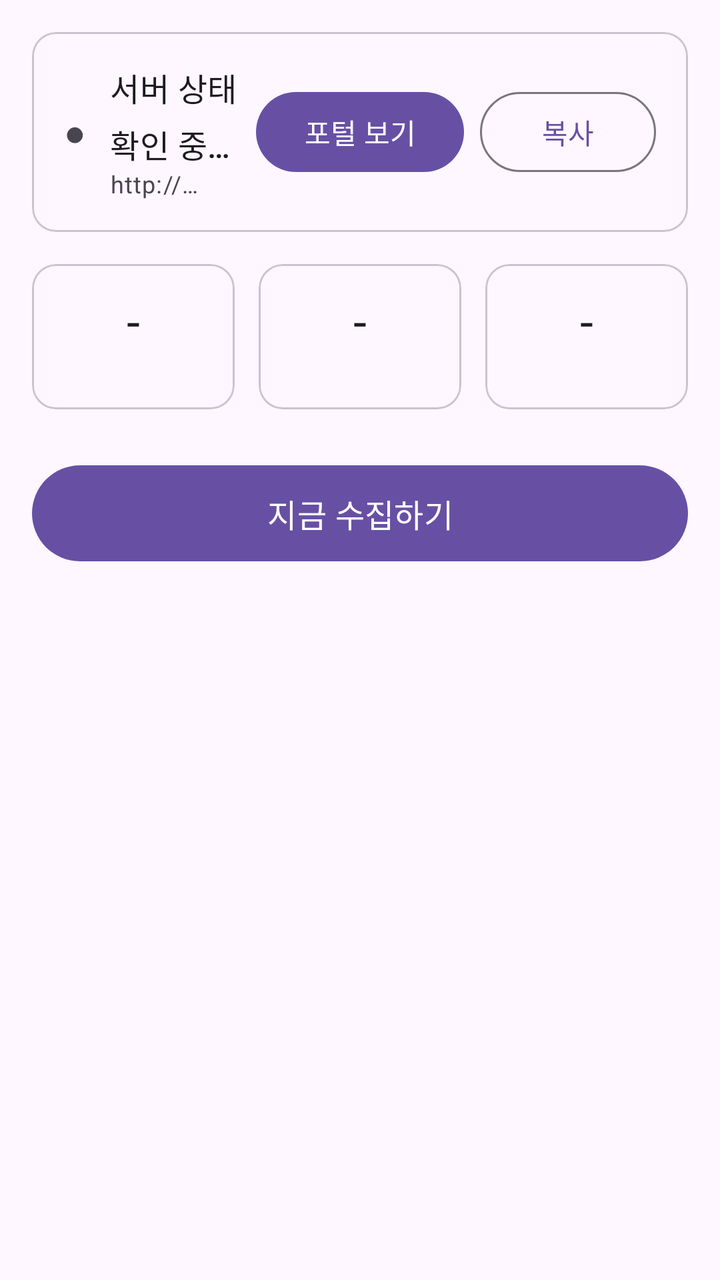
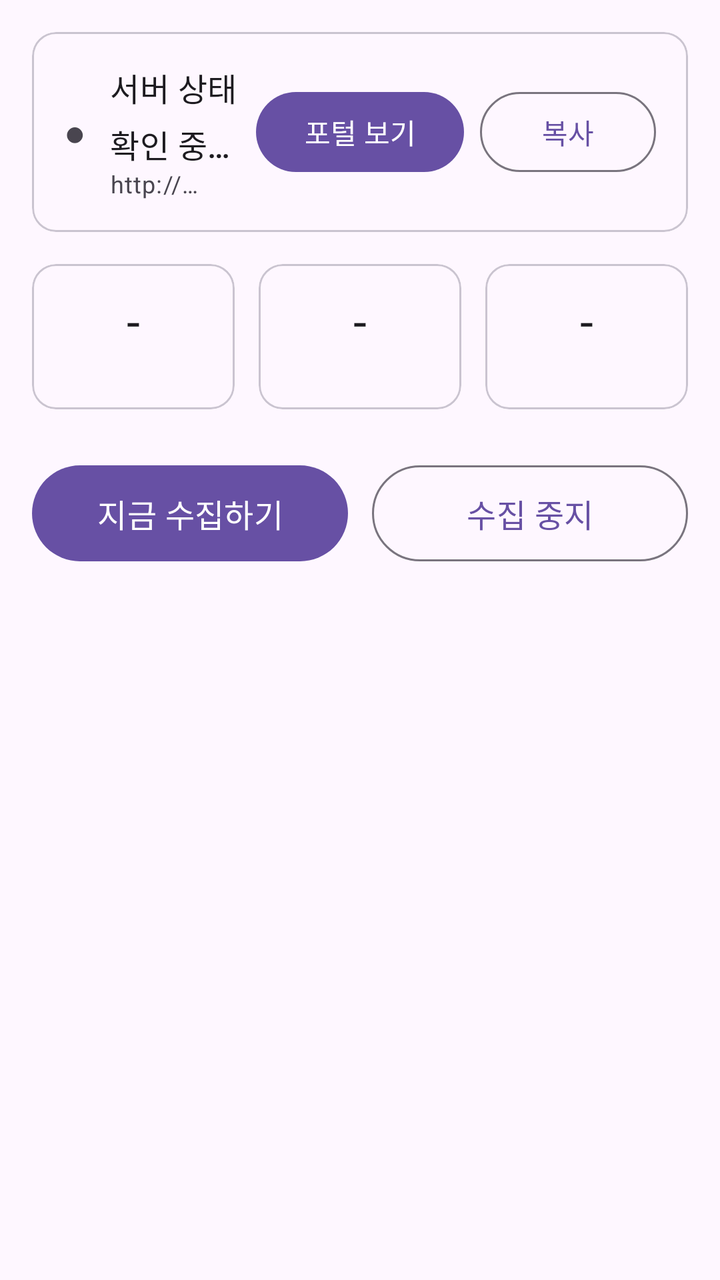

Screens rendered from an Android XML layout before and after an edit, with the pre-edit source and the edit as a unified diff.
<!-- AndroidManifest.xml: another module's application theme Theme.JupJup -->
<!-- res/layout/mac_fragment_home.xml -->
<?xml version="1.0" encoding="utf-8"?>
<ScrollView xmlns:android="http://schemas.android.com/apk/res/android"
    android:layout_width="match_parent"
    android:layout_height="match_parent"
    android:fitsSystemWindows="true"
    android:padding="16dp">

    <LinearLayout
        android:layout_width="match_parent"
        android:layout_height="wrap_content"
        android:orientation="vertical">

        <com.google.android.material.card.MaterialCardView
            android:id="@+id/mac_server_status_card"
            android:layout_width="match_parent"
            android:layout_height="wrap_content"
            android:layout_marginBottom="16dp"
            app:cardCornerRadius="12dp"
            xmlns:app="http://schemas.android.com/apk/res-auto">

            <LinearLayout
                android:layout_width="match_parent"
                android:layout_height="wrap_content"
                android:gravity="center_vertical"
                android:orientation="horizontal"
                android:padding="16dp">

                <TextView
                    android:id="@+id/mac_server_status_dot"
                    android:layout_width="wrap_content"
                    android:layout_height="wrap_content"
                    android:text="●"
                    android:textSize="18sp" />

                <LinearLayout
                    android:layout_width="0dp"
                    android:layout_height="wrap_content"
                    android:layout_marginStart="12dp"
                    android:layout_weight="1"
                    android:orientation="vertical">

                    <TextView
                        android:id="@+id/mac_server_status_text"
                        android:layout_width="wrap_content"
                        android:layout_height="wrap_content"
                        android:text="서버 상태 확인 중…"
                        android:textAppearance="?attr/textAppearanceTitleMedium" />

                    <TextView
                        android:id="@+id/mac_server_address_text"
                        android:layout_width="wrap_content"
                        android:layout_height="wrap_content"
                        android:text="http://…"
                        android:textAppearance="?attr/textAppearanceBodySmall" />
                </LinearLayout>

                <Button
                    android:id="@+id/mac_btn_open_portal"
                    android:layout_width="wrap_content"
                    android:layout_height="wrap_content"
                    android:layout_marginEnd="8dp"
                    android:text="포털 보기" />

                <Button
                    android:id="@+id/mac_btn_copy_address"
                    style="@style/Widget.Material3.Button.OutlinedButton"
                    android:layout_width="wrap_content"
                    android:layout_height="wrap_content"
                    android:text="복사" />
            </LinearLayout>
        </com.google.android.material.card.MaterialCardView>

        <LinearLayout
            android:layout_width="match_parent"
            android:layout_height="wrap_content"
            android:layout_marginBottom="24dp"
            android:baselineAligned="false"
            android:orientation="horizontal">

            <include
                android:id="@+id/mac_stat_apps"
                layout="@layout/mac_item_stat_card"
                android:layout_width="0dp"
                android:layout_height="wrap_content"
                android:layout_marginEnd="6dp"
                android:layout_weight="1" />

            <include
                android:id="@+id/mac_stat_sources"
                layout="@layout/mac_item_stat_card"
                android:layout_width="0dp"
                android:layout_height="wrap_content"
                android:layout_marginHorizontal="6dp"
                android:layout_weight="1" />

            <include
                android:id="@+id/mac_stat_last_sync"
                layout="@layout/mac_item_stat_card"
                android:layout_width="0dp"
                android:layout_height="wrap_content"
                android:layout_marginStart="6dp"
                android:layout_weight="1" />
        </LinearLayout>

        <Button
            android:id="@+id/mac_btn_manual_crawl"
            android:layout_width="match_parent"
            android:layout_height="56dp"
            android:text="지금 수집하기"
            android:textAppearance="?attr/textAppearanceTitleMedium" />
    </LinearLayout>
</ScrollView>
<!-- res/layout/mac_item_stat_card.xml (included above) -->
<?xml version="1.0" encoding="utf-8"?>
<com.google.android.material.card.MaterialCardView xmlns:android="http://schemas.android.com/apk/res/android"
    xmlns:app="http://schemas.android.com/apk/res-auto"
    android:layout_width="match_parent"
    android:layout_height="wrap_content"
    app:cardCornerRadius="12dp">

    <LinearLayout
        android:layout_width="match_parent"
        android:layout_height="wrap_content"
        android:gravity="center"
        android:orientation="vertical"
        android:padding="12dp">

        <TextView
            android:id="@+id/mac_stat_value"
            android:layout_width="wrap_content"
            android:layout_height="wrap_content"
            android:text="-"
            android:textAppearance="?attr/textAppearanceHeadlineSmall" />

        <TextView
            android:id="@+id/mac_stat_label"
            android:layout_width="wrap_content"
            android:layout_height="wrap_content"
            android:text=""
            android:textAppearance="?attr/textAppearanceBodySmall" />
    </LinearLayout>
</com.google.android.material.card.MaterialCardView>
<!-- resources referenced by this layout -->
<resources>
  <style name="Theme.JupJup" parent="Theme.Material3.DayNight.NoActionBar">
          <item name="colorPrimary">@color/seed_primary</item>
          <item name="colorOnPrimary">@android:color/white</item>
      </style>
  <color name="seed_primary">#6750A4</color>
</resources>

<!-- the commit's change to res/layout/mac_fragment_home.xml (unified diff, before → after) -->
@@ -102,12 +102,31 @@
                 android:layout_weight="1" />
         </LinearLayout>
 
-        <Button
-            android:id="@+id/mac_btn_manual_crawl"
+        <LinearLayout
             android:layout_width="match_parent"
-            android:layout_height="56dp"
-            android:text="지금 수집하기"
-            android:textAppearance="?attr/textAppearanceTitleMedium" />
+            android:layout_height="wrap_content"
+            android:baselineAligned="false"
+            android:orientation="horizontal">
+
+            <Button
+                android:id="@+id/mac_btn_manual_crawl"
+                android:layout_width="0dp"
+                android:layout_height="56dp"
+                android:layout_marginEnd="6dp"
+                android:layout_weight="1"
+                android:text="지금 수집하기"
+                android:textAppearance="?attr/textAppearanceTitleMedium" />
+
+            <Button
+                android:id="@+id/mac_btn_toggle_crawl"
+                style="@style/Widget.Material3.Button.OutlinedButton"
+                android:layout_width="0dp"
+                android:layout_height="56dp"
+                android:layout_marginStart="6dp"
+                android:layout_weight="1"
+                android:text="수집 중지"
+                android:textAppearance="?attr/textAppearanceTitleMedium" />
+        </LinearLayout>
     </LinearLayout>
 </ScrollView>
 <!-- res/layout/mac_item_stat_card.xml (included above) -->
